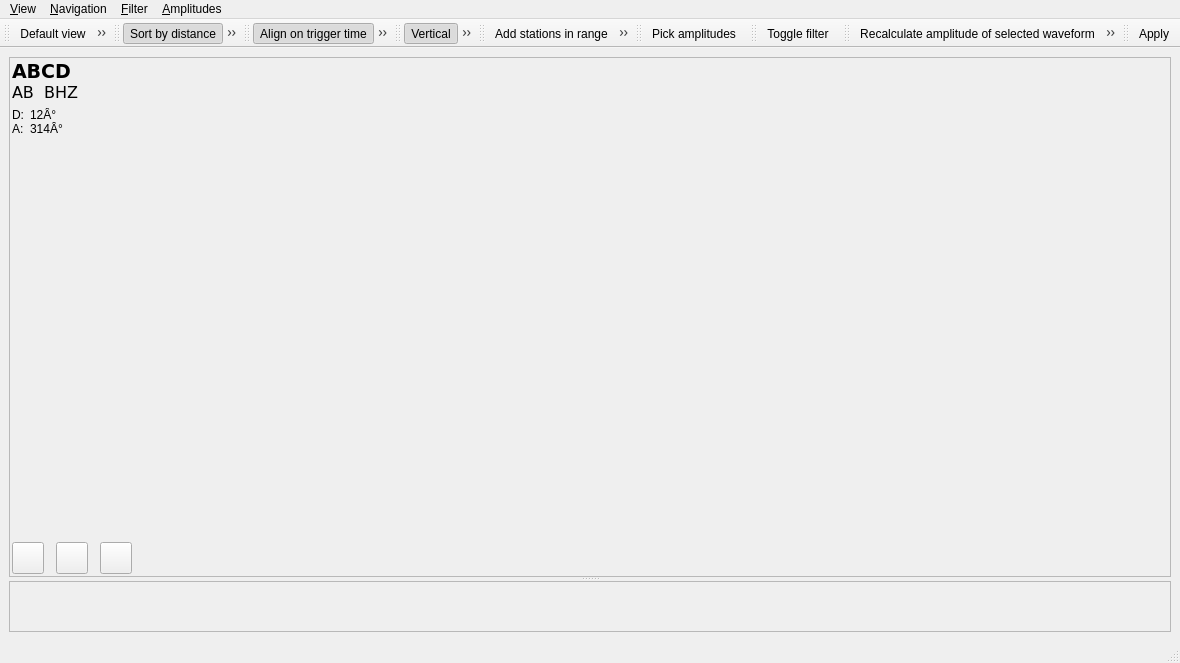
Qt form src/gui-qt4/libs/seiscomp3/gui/datamodel/amplitudeview.ui (SeisComP/common) before a commit.
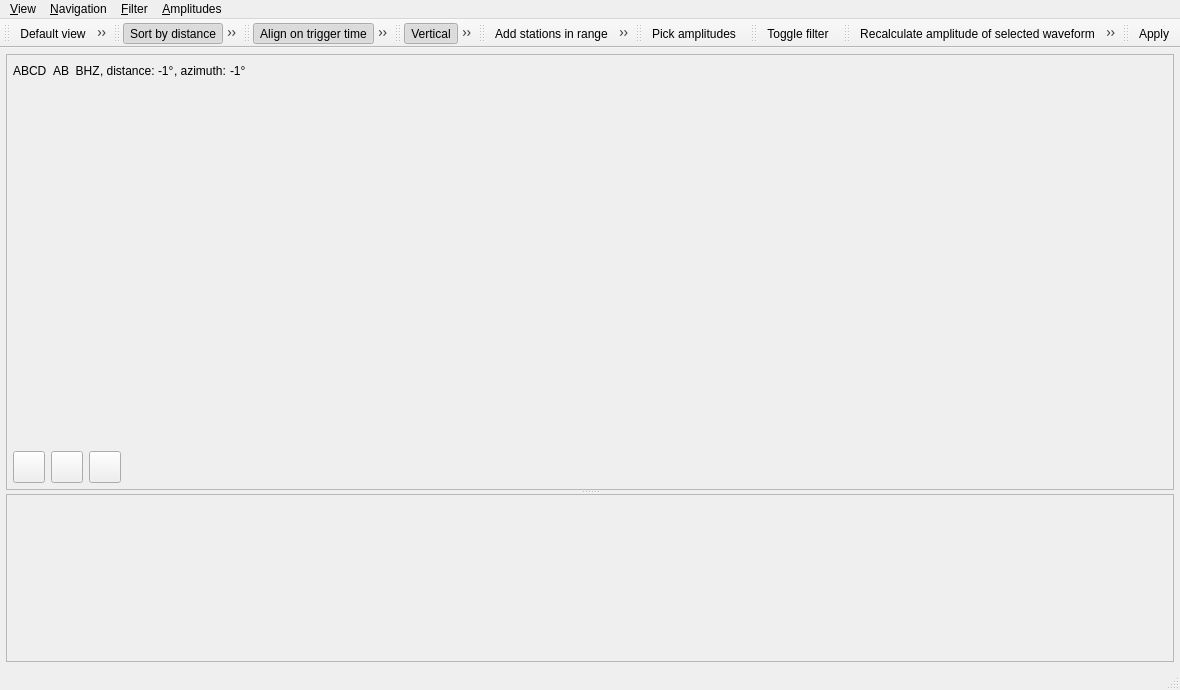
The same form after that commit. Icons and pictures are not drawn. Custom widgets are drawn as their Qt base class.

Diff of the .ui file:
```diff
--- a/src/gui-qt4/libs/seiscomp3/gui/datamodel/amplitudeview.ui
+++ b/src/gui-qt4/libs/seiscomp3/gui/datamodel/amplitudeview.ui
@@ -8,8 +8,8 @@
    <rect>
     <x>0</x>
     <y>0</y>
-    <width>948</width>
-    <height>663</height>
+    <width>917</width>
+    <height>690</height>
    </rect>
   </property>
   <property name="windowTitle" >
@@ -24,16 +24,31 @@
   <widget class="QWidget" name="centralwidget" >
    <layout class="QVBoxLayout" >
     <property name="margin" >
-     <number>9</number>
+     <number>6</number>
     </property>
     <property name="spacing" >
      <number>6</number>
     </property>
     <item>
-     <widget class="QSplitter" name="splitter" >
+     <widget class="QSplitter" name="" >
       <property name="orientation" >
        <enum>Qt::Vertical</enum>
       </property>
+      <widget class="QFrame" name="frameZoomWrapper" >
+       <property name="frameShape" >
+        <enum>QFrame::StyledPanel</enum>
+       </property>
+       <property name="frameShadow" >
+        <enum>QFrame::Sunken</enum>
+       </property>
+       <layout class="QVBoxLayout" >
+        <property name="margin" >
+         <number>0</number>
+        </property>
+        <property name="spacing" >
+         <number>6</number>
+        </property>
+        <item>
       <widget class="Seiscomp::Gui::ZoomRecordFrame" name="frameZoom" >
        <property name="sizePolicy" >
         <sizepolicy>
@@ -44,73 +59,50 @@
         </sizepolicy>
        </property>
        <property name="frameShape" >
-        <enum>QFrame::StyledPanel</enum>
+           <enum>QFrame::NoFrame</enum>
        </property>
        <property name="frameShadow" >
-        <enum>QFrame::Plain</enum>
-       </property>
-       <layout class="QHBoxLayout" >
+           <enum>QFrame::Sunken</enum>
+          </property>
+          <layout class="QVBoxLayout" >
         <property name="margin" >
-         <number>2</number>
+            <number>6</number>
         </property>
         <property name="spacing" >
          <number>6</number>
         </property>
         <item>
-         <widget class="QFrame" name="frameCurrentTraceLabel" >
+            <widget class="QFrame" name="frameCurrentRowLabel" >
           <property name="sizePolicy" >
            <sizepolicy>
-            <hsizetype>4</hsizetype>
-            <vsizetype>5</vsizetype>
+               <hsizetype>5</hsizetype>
+               <vsizetype>4</vsizetype>
             <horstretch>0</horstretch>
             <verstretch>5</verstretch>
            </sizepolicy>
           </property>
-          <property name="minimumSize" >
-           <size>
-            <width>0</width>
-            <height>0</height>
-           </size>
-          </property>
-          <property name="maximumSize" >
-           <size>
-            <width>120</width>
-            <height>16777215</height>
-           </size>
-          </property>
           <property name="frameShape" >
            <enum>QFrame::NoFrame</enum>
           </property>
           <property name="frameShadow" >
            <enum>QFrame::Plain</enum>
           </property>
-          <layout class="QVBoxLayout" >
+             <layout class="QHBoxLayout" >
            <property name="margin" >
             <number>0</number>
            </property>
            <property name="spacing" >
             <number>6</number>
-           </property>
-           <item>
-            <layout class="QVBoxLayout" >
-             <property name="margin" >
-              <number>0</number>
-             </property>
-             <property name="spacing" >
-              <number>0</number>
              </property>
              <item>
               <widget class="QLabel" name="labelStationCode" >
-               <property name="font" >
-                <font>
-                 <family>Verdana</family>
-                 <pointsize>14</pointsize>
-                 <weight>75</weight>
-                 <italic>false</italic>
-                 <bold>true</bold>
-                 <underline>false</underline>
-                 <strikeout>false</strikeout>
-                </font>
+                <property name="sizePolicy" >
+                 <sizepolicy>
+                  <hsizetype>4</hsizetype>
+                  <vsizetype>5</vsizetype>
+                  <horstretch>0</horstretch>
+                  <verstretch>0</verstretch>
+                 </sizepolicy>
                </property>
                <property name="text" >
                 <string>ABCD</string>
@@ -118,6 +110,14 @@
               </widget>
              </item>
              <item>
+               <layout class="QHBoxLayout" >
+                <property name="margin" >
+                 <number>0</number>
+                </property>
+                <property name="spacing" >
+                 <number>0</number>
+                </property>
+                <item>
               <widget class="QLabel" name="labelCode" >
                <property name="sizePolicy" >
                 <sizepolicy>
@@ -133,121 +133,74 @@
                  <height>0</height>
                 </size>
                </property>
-               <property name="font" >
-                <font>
-                 <family>Verdana</family>
-                 <pointsize>12</pointsize>
-                 <weight>50</weight>
-                 <italic>false</italic>
-                 <bold>false</bold>
-                 <underline>false</underline>
-                 <strikeout>false</strikeout>
-                </font>
-               </property>
                <property name="text" >
                 <string>AB  BHZ</string>
                </property>
               </widget>
              </item>
-            </layout>
-           </item>
            <item>
-            <layout class="QHBoxLayout" >
-             <property name="margin" >
-              <number>0</number>
-             </property>
-             <property name="spacing" >
-              <number>6</number>
-             </property>
-             <item>
-              <layout class="QVBoxLayout" >
-               <property name="margin" >
-                <number>0</number>
-               </property>
-               <property name="spacing" >
-                <number>0</number>
-               </property>
-               <item>
-                <widget class="QLabel" name="labelDistanceName" >
-                 <property name="sizePolicy" >
-                  <sizepolicy>
-                   <hsizetype>4</hsizetype>
-                   <vsizetype>5</vsizetype>
-                   <horstretch>0</horstretch>
-                   <verstretch>0</verstretch>
-                  </sizepolicy>
-                 </property>
+                 <widget class="QLabel" name="label" >
                  <property name="text" >
-                  <string>D:</string>
+                   <string>, distance: </string>
                  </property>
                 </widget>
                </item>
-               <item>
-                <widget class="QLabel" name="labelAzimuthName" >
-                 <property name="sizePolicy" >
-                  <sizepolicy>
-                   <hsizetype>4</hsizetype>
-                   <vsizetype>5</vsizetype>
-                   <horstretch>0</horstretch>
-                   <verstretch>0</verstretch>
-                  </sizepolicy>
-                 </property>
-                 <property name="text" >
-                  <string>A:</string>
-                 </property>
-                </widget>
-               </item>
-              </layout>
-             </item>
-             <item>
-              <layout class="QVBoxLayout" >
-               <property name="margin" >
-                <number>0</number>
-               </property>
-               <property name="spacing" >
-                <number>0</number>
-               </property>
                <item>
                 <widget class="QLabel" name="labelDistance" >
-                 <property name="sizePolicy" >
-                  <sizepolicy>
-                   <hsizetype>5</hsizetype>
-                   <vsizetype>4</vsizetype>
-                   <horstretch>0</horstretch>
-                   <verstretch>0</verstretch>
-                  </sizepolicy>
-                 </property>
+                  <property name="text" >
+                   <string>-1°</string>
+                  </property>
+                 </widget>
+                </item>
+                <item>
+                 <widget class="QLabel" name="label_2" >
                  <property name="text" >
-                  <string>12Â°</string>
+                   <string>, azimuth: </string>
                  </property>
                 </widget>
                </item>
                <item>
                 <widget class="QLabel" name="labelAzimuth" >
                  <property name="text" >
-                  <string>314Â°</string>
-                 </property>
-                </widget>
-               </item>
-              </layout>
+                   <string>-1°</string>
+                  </property>
+                 </widget>
              </item>
             </layout>
            </item>
            <item>
             <spacer>
              <property name="orientation" >
-              <enum>Qt::Vertical</enum>
-             </property>
-             <property name="sizeType" >
-              <enum>QSizePolicy::Expanding</enum>
+                 <enum>Qt::Horizontal</enum>
              </property>
              <property name="sizeHint" >
               <size>
-               <width>20</width>
-               <height>81</height>
+                  <width>40</width>
+                  <height>20</height>
               </size>
              </property>
             </spacer>
+              </item>
+             </layout>
+            </widget>
+           </item>
+           <item>
+            <widget class="QFrame" name="frameCurrentRow" >
+             <property name="sizePolicy" >
+              <sizepolicy>
+               <hsizetype>5</hsizetype>
+               <vsizetype>3</vsizetype>
+               <horstretch>0</horstretch>
+               <verstretch>0</verstretch>
+              </sizepolicy>
+             </property>
+             <property name="frameShape" >
+              <enum>QFrame::NoFrame</enum>
+             </property>
+             <property name="frameShadow" >
+              <enum>QFrame::Raised</enum>
+             </property>
+            </widget>
            </item>
            <item>
             <layout class="QHBoxLayout" >
@@ -258,213 +211,21 @@
               <number>6</number>
              </property>
              <item>
-              <spacer>
-               <property name="orientation" >
-                <enum>Qt::Horizontal</enum>
-               </property>
-               <property name="sizeHint" >
-                <size>
-                 <width>10</width>
-                 <height>20</height>
-                </size>
-               </property>
-              </spacer>
-             </item>
-             <item>
-              <layout class="QGridLayout" >
-               <property name="margin" >
-                <number>0</number>
-               </property>
-               <property name="spacing" >
-                <number>6</number>
-               </property>
-               <item row="1" column="2" >
-                <widget class="QPushButton" name="btnTimeScaleDown" >
+              <widget class="QFrame" name="frameZoomControls" >
                  <property name="sizePolicy" >
                   <sizepolicy>
-                   <hsizetype>0</hsizetype>
-                   <vsizetype>0</vsizetype>
+                 <hsizetype>4</hsizetype>
+                 <vsizetype>5</vsizetype>
                    <horstretch>0</horstretch>
                    <verstretch>0</verstretch>
                   </sizepolicy>
                  </property>
-                 <property name="maximumSize" >
-                  <size>
-                   <width>16</width>
-                   <height>16</height>
-                  </size>
-                 </property>
-                 <property name="toolTip" >
-                  <string>Increase visible timespan</string>
-                 </property>
-                 <property name="text" >
-                  <string/>
-                 </property>
-                 <property name="icon" >
-                  <iconset resource="icons.qrc" >:/icons/icons/arrow_right.png</iconset>
-                 </property>
-                 <property name="flat" >
-                  <bool>true</bool>
-                 </property>
-                </widget>
-               </item>
-               <item row="1" column="0" >
-                <widget class="QPushButton" name="btnTimeScaleUp" >
-                 <property name="sizePolicy" >
-                  <sizepolicy>
-                   <hsizetype>0</hsizetype>
-                   <vsizetype>0</vsizetype>
-                   <horstretch>0</horstretch>
-                   <verstretch>0</verstretch>
-                  </sizepolicy>
-                 </property>
-                 <property name="maximumSize" >
-                  <size>
-                   <width>16</width>
-                   <height>16</height>
-                  </size>
-                 </property>
-                 <property name="toolTip" >
-                  <string>Decrease visible timespan</string>
-                 </property>
-                 <property name="text" >
-                  <string/>
-                 </property>
-                 <property name="icon" >
-                  <iconset resource="icons.qrc" >:/icons/icons/arrow_left.png</iconset>
-                 </property>
-                 <property name="flat" >
-                  <bool>true</bool>
-                 </property>
-                </widget>
-               </item>
-               <item row="0" column="1" >
-                <widget class="QPushButton" name="btnAmplScaleUp" >
-                 <property name="sizePolicy" >
-                  <sizepolicy>
-                   <hsizetype>0</hsizetype>
-                   <vsizetype>0</vsizetype>
-                   <horstretch>0</horstretch>
-                   <verstretch>0</verstretch>
-                  </sizepolicy>
-                 </property>
-                 <property name="maximumSize" >
-                  <size>
-                   <width>16</width>
-                   <height>16</height>
-                  </size>
-                 </property>
-                 <property name="toolTip" >
-                  <string>Scale amplitudes up</string>
-                 </property>
-                 <property name="text" >
-                  <string/>
-                 </property>
-                 <property name="icon" >
-                  <iconset resource="icons.qrc" >:/icons/icons/arrow_up.png</iconset>
-                 </property>
-                 <property name="default" >
-                  <bool>false</bool>
-                 </property>
-                 <property name="flat" >
-                  <bool>true</bool>
-                 </property>
-                </widget>
-               </item>
-               <item row="1" column="1" >
-                <widget class="QPushButton" name="btnScaleReset" >
-                 <property name="sizePolicy" >
-                  <sizepolicy>
-                   <hsizetype>0</hsizetype>
-                   <vsizetype>0</vsizetype>
-                   <horstretch>0</horstretch>
-                   <verstretch>0</verstretch>
-                  </sizepolicy>
-                 </property>
-                 <property name="maximumSize" >
-                  <size>
-                   <width>16</width>
-                   <height>16</height>
-                  </size>
-                 </property>
-                 <property name="toolTip" >
-                  <string>Reset timespan and amplitude scale</string>
-                 </property>
-                 <property name="text" >
-                  <string/>
-                 </property>
-                 <property name="icon" >
-                  <iconset resource="icons.qrc" >:/icons/icons/reload.png</iconset>
-                 </property>
-                 <property name="flat" >
-                  <bool>true</bool>
-                 </property>
-                </widget>
-               </item>
-               <item row="2" column="1" >
-                <widget class="QPushButton" name="btnAmplScaleDown" >
-                 <property name="sizePolicy" >
-                  <sizepolicy>
-                   <hsizetype>0</hsizetype>
-                   <vsizetype>0</vsizetype>
-                   <horstretch>0</horstretch>
-                   <verstretch>0</verstretch>
-                  </sizepolicy>
-                 </property>
-                 <property name="maximumSize" >
-                  <size>
-                   <width>16</width>
-                   <height>16</height>
-                  </size>
-                 </property>
-                 <property name="toolTip" >
-                  <string>Scale amplitudes down</string>
-                 </property>
-                 <property name="text" >
-                  <string/>
-                 </property>
-                 <property name="icon" >
-                  <iconset resource="icons.qrc" >:/icons/icons/arrow_down.png</iconset>
-                 </property>
-                 <property name="flat" >
-                  <bool>true</bool>
-                 </property>
-                </widget>
-               </item>
-              </layout>
-             </item>
-             <item>
-              <spacer>
-               <property name="orientation" >
-                <enum>Qt::Horizontal</enum>
-               </property>
-               <property name="sizeHint" >
-                <size>
-                 <width>16</width>
-                 <height>20</height>
-                </size>
-               </property>
-              </spacer>
-             </item>
-            </layout>
-           </item>
-           <item>
-            <spacer>
-             <property name="orientation" >
-              <enum>Qt::Vertical</enum>
-             </property>
-             <property name="sizeType" >
-              <enum>QSizePolicy::Maximum</enum>
-             </property>
-             <property name="sizeHint" >
-              <size>
-               <width>20</width>
-               <height>40</height>
-              </size>
-             </property>
-            </spacer>
-           </item>
-           <item>
+               <property name="frameShape" >
+                <enum>QFrame::NoFrame</enum>
+               </property>
+               <property name="frameShadow" >
+                <enum>QFrame::Raised</enum>
+               </property>
             <layout class="QHBoxLayout" >
              <property name="margin" >
               <number>0</number>
@@ -517,19 +278,6 @@
                </property>
               </widget>
              </item>
-             <item>
-              <spacer>
-               <property name="orientation" >
-                <enum>Qt::Horizontal</enum>
-               </property>
-               <property name="sizeHint" >
-                <size>
-                 <width>0</width>
-                 <height>20</height>
-                </size>
-               </property>
-              </spacer>
-             </item>
              <item>
               <widget class="QPushButton" name="btnRowRemove" >
                <property name="sizePolicy" >
@@ -575,19 +323,6 @@
                </property>
               </widget>
              </item>
-             <item>
-              <spacer>
-               <property name="orientation" >
-                <enum>Qt::Horizontal</enum>
-               </property>
-               <property name="sizeHint" >
-                <size>
-                 <width>0</width>
-                 <height>20</height>
-                </size>
-               </property>
-              </spacer>
-             </item>
              <item>
               <widget class="QPushButton" name="btnRowReset" >
                <property name="sizePolicy" >
@@ -628,26 +363,21 @@
               </widget>
              </item>
             </layout>
-           </item>
-          </layout>
          </widget>
         </item>
         <item>
-         <widget class="QFrame" name="frameCurrentTrace" >
-          <property name="sizePolicy" >
-           <sizepolicy>
-            <hsizetype>5</hsizetype>
-            <vsizetype>5</vsizetype>
-            <horstretch>0</horstretch>
-            <verstretch>0</verstretch>
-           </sizepolicy>
-          </property>
+              <widget class="QFrame" name="frameTimeScale" >
           <property name="frameShape" >
            <enum>QFrame::NoFrame</enum>
           </property>
           <property name="frameShadow" >
-           <enum>QFrame::Plain</enum>
-          </property>
+                <enum>QFrame::Raised</enum>
+               </property>
+              </widget>
+             </item>
+            </layout>
+           </item>
+          </layout>
          </widget>
         </item>
        </layout>
@@ -665,7 +395,7 @@
         <enum>QFrame::StyledPanel</enum>
        </property>
        <property name="frameShadow" >
-        <enum>QFrame::Plain</enum>
+        <enum>QFrame::Sunken</enum>
        </property>
       </widget>
      </widget>
@@ -676,9 +406,9 @@
    <property name="geometry" >
     <rect>
      <x>0</x>
-     <y>642</y>
-     <width>948</width>
-     <height>21</height>
+     <y>665</y>
+     <width>917</width>
+     <height>25</height>
     </rect>
    </property>
   </widget>
```
Left out of the diff: 11 changed lines with no effect on the pictures. Lines whose indentation alone changed are shown as unchanged.
